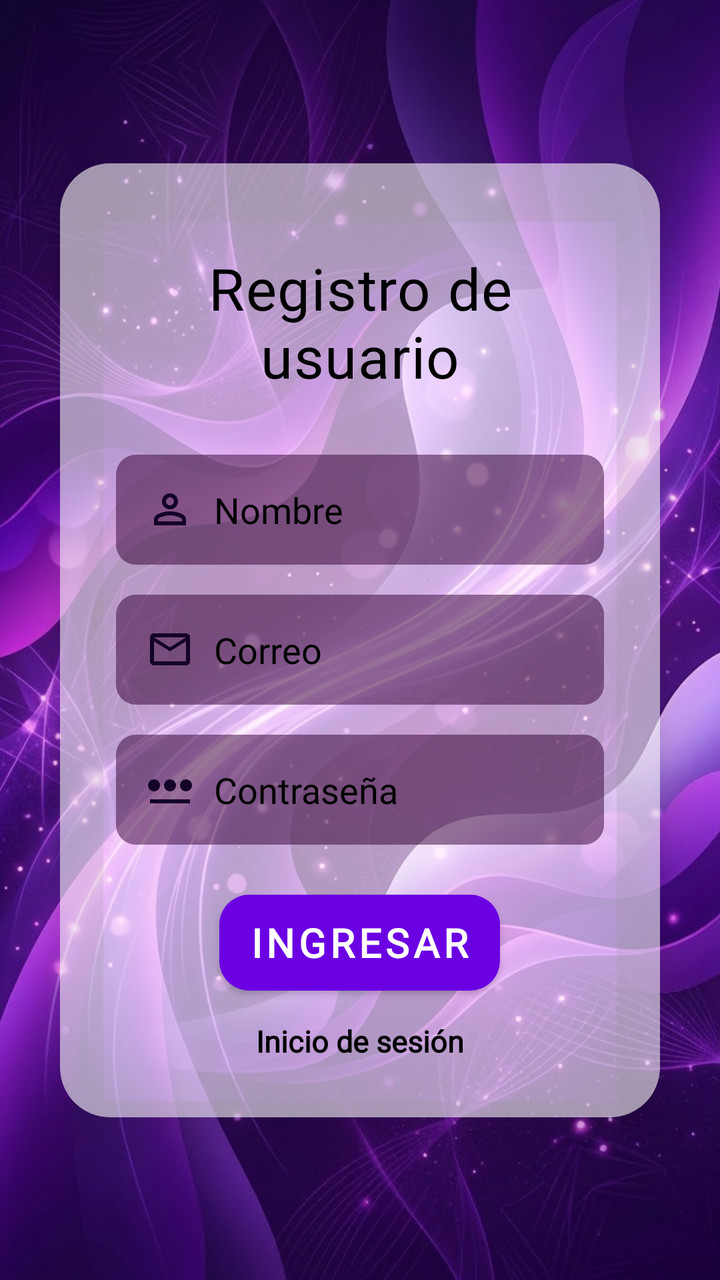
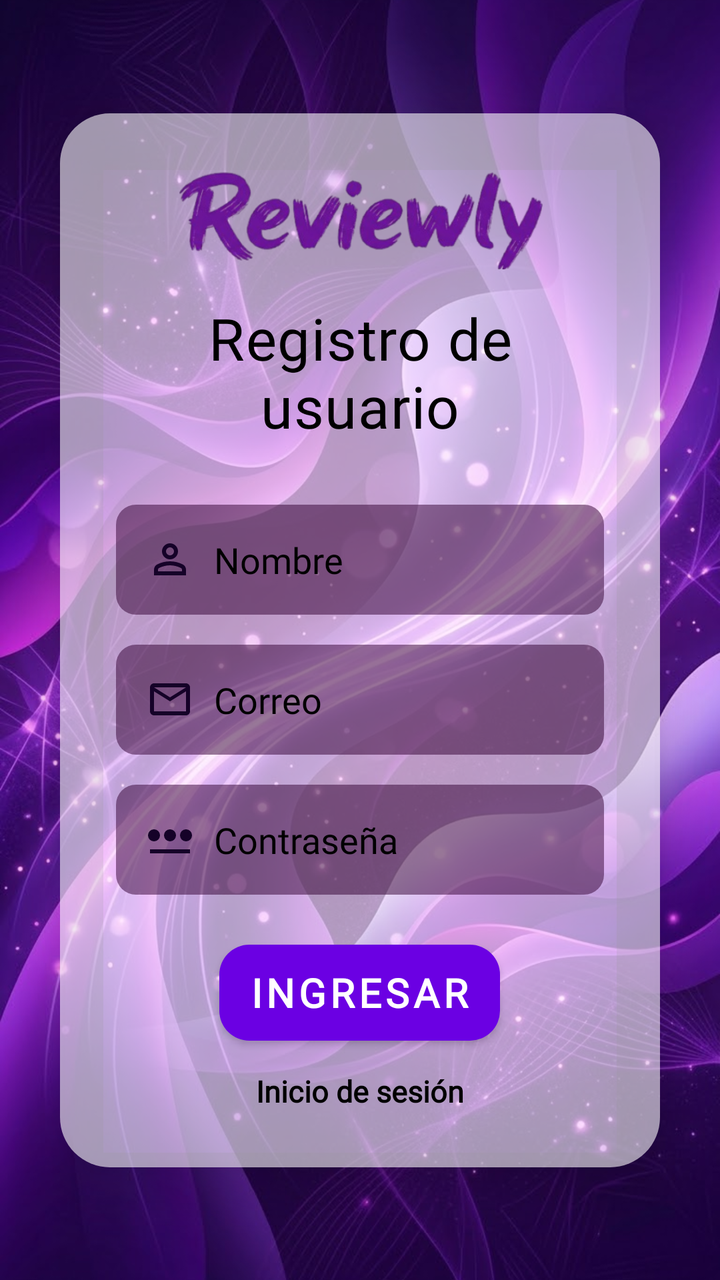

The first picture is an Android layout as it rendered before a commit; the second is the same layout after the commit. The layout source and the unified diff follow.
<!-- AndroidManifest.xml: application theme Theme.Reviewly -->
<!-- res/layout/activity_registro.xml -->
<?xml version="1.0" encoding="utf-8"?>
<androidx.constraintlayout.widget.ConstraintLayout xmlns:android="http://schemas.android.com/apk/res/android"
    xmlns:app="http://schemas.android.com/apk/res-auto"
    xmlns:tools="http://schemas.android.com/tools"
    android:id="@+id/main"
    android:layout_width="match_parent"
    android:layout_height="match_parent"
    tools:context=".Activity_Registro">
    <ImageView
        android:layout_width="0dp"
        android:layout_height="0dp"
        android:src="@drawable/fondo_morado"
        android:scaleType="centerCrop"
        app:layout_constraintBottom_toBottomOf="parent"
        app:layout_constraintEnd_toEndOf="parent"
        app:layout_constraintStart_toStartOf="parent"
        app:layout_constraintTop_toTopOf="parent"/>

    <androidx.cardview.widget.CardView
        android:id="@+id/CardLogin"
        android:layout_width="0dp"
        android:layout_height="wrap_content"
        android:layout_margin="30dp"
        app:cardCornerRadius="25dp"
        app:cardElevation="15dp"
        app:cardBackgroundColor="@android:color/transparent"
        app:layout_constraintBottom_toBottomOf="parent"
        app:layout_constraintEnd_toEndOf="parent"
        app:layout_constraintStart_toStartOf="parent"
        app:layout_constraintTop_toTopOf="parent">

        <LinearLayout
            android:id="@+id/layoutContenido"
            android:layout_width="match_parent"
            android:layout_height="wrap_content"
            android:orientation="vertical"
            android:padding="28dp"
            android:background="@drawable/fondo_targeta"
            android:gravity="center">

            <TextView
                android:id="@+id/TvTitulo"
                android:layout_width="wrap_content"
                android:layout_height="wrap_content"
                android:text="Registro de usuario"
                android:letterSpacing="0.02"
                android:textSize="29sp"
                android:gravity="center"
                android:fontFamily="@font/permanent_marker"
                android:textColor="#000000"
                android:layout_marginTop="15dp"
                android:layout_marginBottom="30dp"/>
            <EditText
                android:id="@+id/etNombre"
                android:layout_width="match_parent"
                android:layout_height="55dp"
                android:background="@drawable/fondo_edit_text"
                android:hint="Nombre"
                android:fontFamily="@font/shortstack_regular"
                android:paddingEnd="15dp"
                android:paddingStart="15dp"
                android:textColor="#000000"
                android:textColorHint="#000000"
                android:drawableStart="@drawable/person_24dp_150228_fill0_wght400_grad0_opsz24"
                android:drawablePadding="10dp"/>

            <EditText
                android:id="@+id/etCorreo"
                android:layout_width="match_parent"
                android:layout_height="55dp"
                android:background="@drawable/fondo_edit_text"
                android:hint="Correo"
                android:fontFamily="@font/shortstack_regular"
                android:paddingEnd="15dp"
                android:paddingStart="15dp"
                android:textColor="#000000"
                android:textColorHint="#000000"
                android:inputType="textEmailAddress"
                android:layout_marginTop="15dp"
                android:drawableStart="@drawable/baseline_mail_outline_24"
                android:drawablePadding="10dp"/>

            <EditText
                android:id="@+id/etPass"
                android:layout_width="match_parent"
                android:layout_height="55dp"
                android:background="@drawable/fondo_edit_text"
                android:hint="Contraseña"
                android:fontFamily="@font/shortstack_regular"
                android:paddingEnd="15dp"
                android:paddingStart="15dp"
                android:textColor="#000000"
                android:textColorHint="#000000"
                android:drawableStart="@drawable/password_2_24dp_150228_fill0_wght400_grad0_opsz24"
                android:inputType="textPassword"
                android:layout_marginTop="15dp"
                android:drawablePadding="10dp"/>

            <androidx.appcompat.widget.AppCompatButton
                android:id="@+id/BtnIngresar"
                android:layout_width="wrap_content"
                android:layout_height="wrap_content"
                android:text="Ingresar"
                android:textSize="20sp"
                android:textColor="#FFFFFF"
                android:textColorHint="#000000"
                android:fontFamily="@font/permanent_marker"
                android:background="@drawable/boton"
                android:letterSpacing="0.10"
                android:layout_marginTop="25dp"
                android:paddingEnd="15dp"
                android:paddingStart="15dp"
                android:textStyle="bold"/>

            <TextView
                android:id="@+id/tvcrearcuenta"
                android:layout_width="wrap_content"
                android:layout_height="wrap_content"
                android:textColor="#000000"
                android:fontFamily="@font/shortstack_regular"
                android:text="Inicio de sesión"
                android:textStyle="bold"
                android:textSize="15sp"
                android:layout_marginTop="15sp"/>

        </LinearLayout>

    </androidx.cardview.widget.CardView>
</androidx.constraintlayout.widget.ConstraintLayout>
<!-- resources referenced by this layout -->
<resources>
  <!-- drawable baseline_mail_outline_24 (drawable) -->
  <vector xmlns:android="http://schemas.android.com/apk/res/android" android:height="24dp" android:tint="#150228" android:viewportHeight="24" android:viewportWidth="24" android:width="24dp">
        
      <path android:fillColor="@android:color/white" android:pathData="M20,4L4,4c-1.1,0 -1.99,0.9 -1.99,2L2,18c0,1.1 0.9,2 2,2h16c1.1,0 2,-0.9 2,-2L22,6c0,-1.1 -0.9,-2 -2,-2zM20,18L4,18L4,8l8,5 8,-5v10zM12,11L4,6h16l-8,5z"/>
      
  </vector>
  <!-- drawable boton (drawable) -->
  <?xml version="1.0" encoding="utf-8"?>
  <shape xmlns:android="http://schemas.android.com/apk/res/android">
          <solid android:color="#6B00E3"/>
          <corners android:radius="15dp"/>
  </shape>
  <!-- drawable fondo_edit_text (drawable) -->
  <?xml version="1.0" encoding="utf-8"?>
  <shape xmlns:android="http://schemas.android.com/apk/res/android">
  <solid android:color="#80330033"></solid>
      <corners android:radius="10dp" > </corners>
  </shape>
  <!-- drawable fondo_morado: png bitmap (drawable, 136168 bytes) -->
  <!-- drawable fondo_targeta (drawable) -->
  <?xml version="1.0" encoding="utf-8"?>
  <shape xmlns:android="http://schemas.android.com/apk/res/android">
  <solid android:color="#95FFFFFF"></solid>
      <corners android:radius="15dp" >
  
      </corners>
  </shape>
  <!-- drawable password_2_24dp_150228_fill0_wght400_grad0_opsz24 (drawable) -->
  <vector xmlns:android="http://schemas.android.com/apk/res/android"
      android:width="24dp"
      android:height="24dp"
      android:viewportWidth="960"
      android:viewportHeight="960">
    <path
        android:pathData="M160,520q-50,0 -85,-35t-35,-85q0,-50 35,-85t85,-35q50,0 85,35t35,85q0,50 -35,85t-85,35ZM80,760v-80h800v80L80,760ZM395,485q-35,-35 -35,-85t35,-85q35,-35 85,-35t85,35q35,35 35,85t-35,85q-35,35 -85,35t-85,-35ZM715,485q-35,-35 -35,-85t35,-85q35,-35 85,-35t85,35q35,35 35,85t-35,85q-35,35 -85,35t-85,-35Z"
        android:fillColor="#150228"/>
  </vector>
  <!-- drawable person_24dp_150228_fill0_wght400_grad0_opsz24 (drawable) -->
  <vector xmlns:android="http://schemas.android.com/apk/res/android"
      android:width="24dp"
      android:height="24dp"
      android:viewportWidth="960"
      android:viewportHeight="960">
    <path
        android:pathData="M367,433q-47,-47 -47,-113t47,-113q47,-47 113,-47t113,47q47,47 47,113t-47,113q-47,47 -113,47t-113,-47ZM160,800v-112q0,-34 17.5,-62.5T224,582q62,-31 126,-46.5T480,520q66,0 130,15.5T736,582q29,15 46.5,43.5T800,688v112L160,800ZM240,720h480v-32q0,-11 -5.5,-20T700,654q-54,-27 -109,-40.5T480,600q-56,0 -111,13.5T260,654q-9,5 -14.5,14t-5.5,20v32ZM536.5,376.5Q560,353 560,320t-23.5,-56.5Q513,240 480,240t-56.5,23.5Q400,287 400,320t23.5,56.5Q447,400 480,400t56.5,-23.5ZM480,320ZM480,720Z"
        android:fillColor="#150228"/>
  </vector>
  <style name="Theme.Reviewly" parent="Base.Theme.Reviewly" />
  <style name="Base.Theme.Reviewly" parent="Theme.Material3.DayNight.NoActionBar">
          
          
      </style>
</resources>

<!-- the commit's change to res/layout/activity_registro.xml (unified diff, before → after) -->
@@ -37,6 +37,16 @@
             android:padding="28dp"
             android:background="@drawable/fondo_targeta"
             android:gravity="center">
+
+            <ImageView
+                android:layout_width="283dp"
+                android:layout_height="50dp"
+                android:scaleType="centerCrop"
+                android:src="@drawable/letras_logo"
+                app:layout_constraintBottom_toBottomOf="parent"
+                app:layout_constraintEnd_toEndOf="parent"
+                app:layout_constraintStart_toStartOf="parent"
+                app:layout_constraintTop_toTopOf="parent" />
 
             <TextView
                 android:id="@+id/TvTitulo"
<!-- resource entries referenced after the edit -->
@@ -27,6 +27,7 @@
   
       </corners>
   </shape>
+  <!-- drawable letras_logo: png bitmap (drawable, 106835 bytes) -->
   <!-- drawable password_2_24dp_150228_fill0_wght400_grad0_opsz24 (drawable) -->
   <vector xmlns:android="http://schemas.android.com/apk/res/android"
       android:width="24dp"
